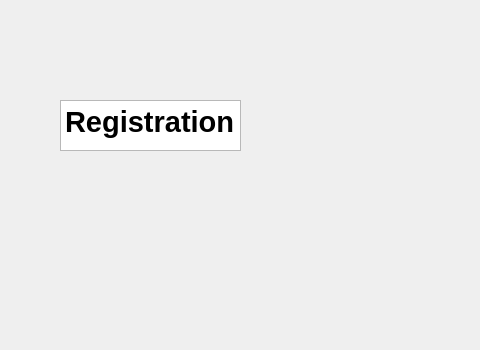
Qt form code/Staging_Environment/SP23/code/SP23/registration_window.ui (muazzamaqeel/Software-Project-CTS-5) before a commit; both pictures show x 0 to 480 and y 0 to 350 of the 800 by 600 pixel window.
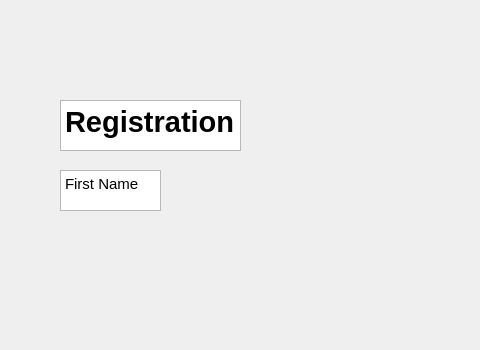
The same form after that commit.

```diff
--- a/code/Staging_Environment/SP23/code/SP23/registration_window.ui
+++ b/code/Staging_Environment/SP23/code/SP23/registration_window.ui
@@ -34,6 +34,26 @@
 &lt;p style=&quot; margin-top:0px; margin-bottom:0px; margin-left:0px; margin-right:0px; -qt-block-indent:0; text-indent:0px;&quot;&gt;&lt;span style=&quot; font-size:22pt; font-weight:700;&quot;&gt;Registration&lt;/span&gt;&lt;/p&gt;&lt;/body&gt;&lt;/html&gt;</string>
     </property>
    </widget>
+   <widget class="QTextBrowser" name="textBrowser_2">
+    <property name="geometry">
+     <rect>
+      <x>60</x>
+      <y>170</y>
+      <width>101</width>
+      <height>41</height>
+     </rect>
+    </property>
+    <property name="html">
+     <string>&lt;!DOCTYPE HTML PUBLIC &quot;-//W3C//DTD HTML 4.0//EN&quot; &quot;http://www.w3.org/TR/REC-html40/strict.dtd&quot;&gt;
+&lt;html&gt;&lt;head&gt;&lt;meta name=&quot;qrichtext&quot; content=&quot;1&quot; /&gt;&lt;meta charset=&quot;utf-8&quot; /&gt;&lt;style type=&quot;text/css&quot;&gt;
+p, li { white-space: pre-wrap; }
+hr { height: 1px; border-width: 0; }
+li.unchecked::marker { content: &quot;\2610&quot;; }
+li.checked::marker { content: &quot;\2612&quot;; }
+&lt;/style&gt;&lt;/head&gt;&lt;body style=&quot; font-family:'Segoe UI'; font-size:9pt; font-weight:400; font-style:normal;&quot;&gt;
+&lt;p style=&quot; margin-top:0px; margin-bottom:0px; margin-left:0px; margin-right:0px; -qt-block-indent:0; text-indent:0px;&quot;&gt;&lt;span style=&quot; font-size:11pt;&quot;&gt;First Name&lt;/span&gt;&lt;/p&gt;&lt;/body&gt;&lt;/html&gt;</string>
+    </property>
+   </widget>
   </widget>
   <widget class="QMenuBar" name="menubar">
    <property name="geometry">
```
